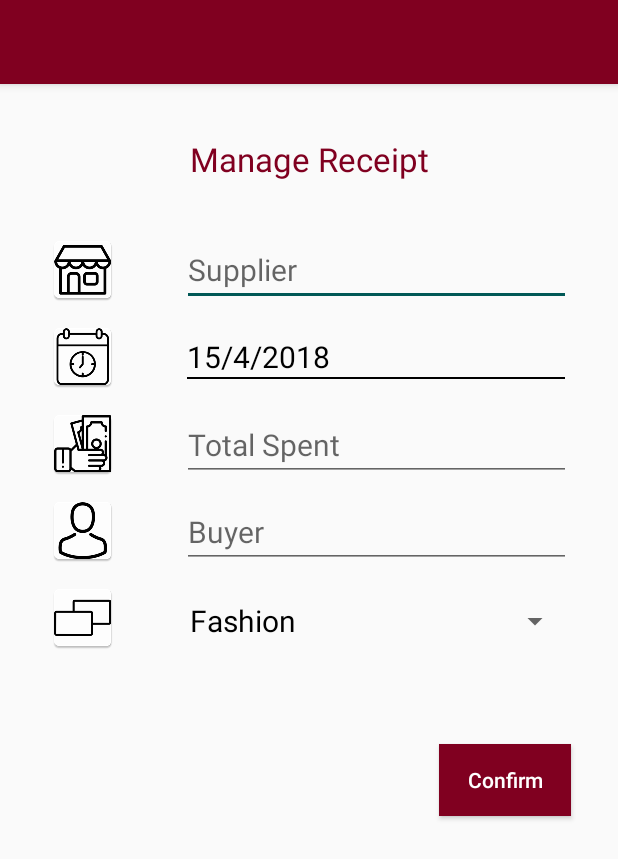
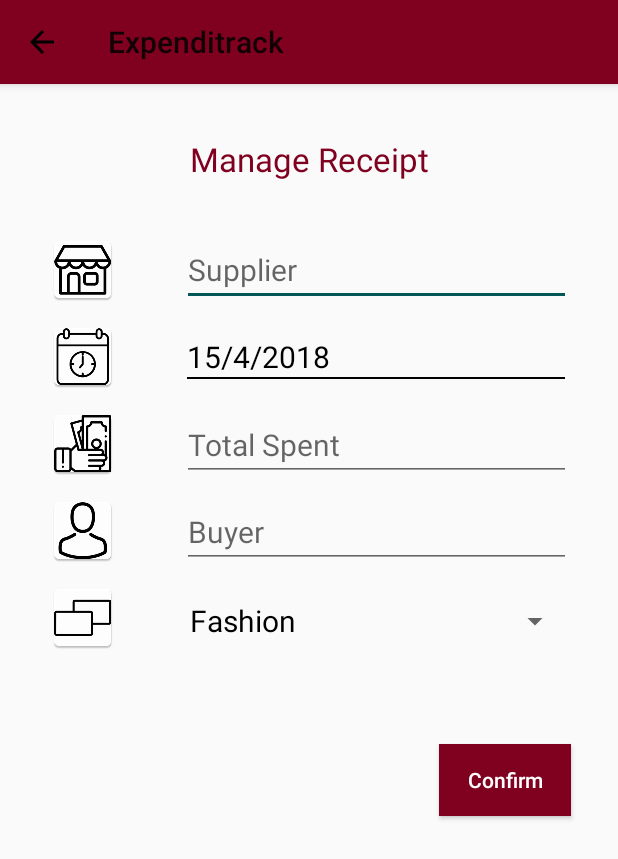
Before and after one commit to mulvaney08/Expenditrack, an Android app: the editReceipt screen opened directly, with no data from a screen before it, on a phone screen of 412 x 824 dp. Shown: the top 859 px of the screen. Run offline under Robolectric (Android 15) with nearby library versions, the phone set to English and light mode, and no system bars; our stand-ins replace Firebase (no records; nobody signed in at launch, a user with empty details on screens opened directly).

Commit message:
edit receipt added, not working 100% takes some time for edited receipt to load, sometimes have to shut app down and reload for it to work

```diff
--- a/app/src/main/java/com/expenditrack/expenditrack/ConfirmReceipt.java
+++ b/app/src/main/java/com/expenditrack/expenditrack/ConfirmReceipt.java
@@ -113,7 +113,7 @@ public class ConfirmReceipt extends AppCompatActivity {
                     public void run() {
                         Intent intent = new Intent(ConfirmReceipt.this, viewReceipts.class);
                         loading.setVisibility(View.GONE);
-                        Toast.makeText(ConfirmReceipt.this, getString(R.string.user_add_success), Toast.LENGTH_SHORT);
+                        Toast.makeText(ConfirmReceipt.this, R.string.added, Toast.LENGTH_SHORT);
                         startActivity(intent);
                     }
                 }, 3000);
--- a/app/src/main/java/com/expenditrack/expenditrack/editReceipt.java
+++ b/app/src/main/java/com/expenditrack/expenditrack/editReceipt.java
@@ -5,8 +5,11 @@ import android.app.Dialog;
 import android.app.IntentService;
 import android.content.Intent;
 import android.content.pm.ActivityInfo;
+import android.os.Handler;
+import android.support.v7.app.ActionBar;
 import android.support.v7.app.AppCompatActivity;
 import android.os.Bundle;
+import android.support.v7.widget.Toolbar;
 import android.text.Editable;
 import android.text.TextWatcher;
 import android.view.View;
@@ -14,6 +17,7 @@ import android.widget.ArrayAdapter;
 import android.widget.Button;
 import android.widget.DatePicker;
 import android.widget.EditText;
+import android.widget.ProgressBar;
 import android.widget.Spinner;
 import android.widget.TextView;
 import android.widget.Toast;
@@ -32,7 +36,6 @@ public class editReceipt extends AppCompatActivity {
     private Calendar calendar;
     private TextView dateView;
     private int year, month, day;
-    private String supplier_name;
 
     Button edit;
     private DatabaseReference mDatabase;
@@ -42,25 +45,26 @@ public class editReceipt extends AppCompatActivity {
     String id;
     Receipt oldReceipt;
 
+    ProgressBar loading;
+
+    final int extendRun = 500;
+
+    Handler handler = new Handler();
+
     @Override
     protected void onCreate(Bundle savedInstanceState) {
         super.onCreate(savedInstanceState);
         setContentView(R.layout.activity_edit_receipt);
 
-//        Main.initialiseFBase(mDatabase);
-        //Utils.initialiseFBase();
         Intent myIntent = this.getIntent();
         setRequestedOrientation(ActivityInfo.SCREEN_ORIENTATION_PORTRAIT);
 
-//
-//        supplier_name = myIntent.getStringExtra("supplier");
-//        supplier_text_field = (EditText)findViewById(R.id.supplier_name_field);
-//        supplier_text_field.setText(supplier_name);
-//        if(myIntent.hasExtra("supplier")){
-//            EditText mText = (EditText) findViewById(R.id.supplier_name_field);
-//            mText.setText(myIntent.getStringExtra("supplier"));
-//        }
+        Toolbar toolbar = findViewById(R.id.manageReceipts);
+        setSupportActionBar(toolbar);
 
+        ActionBar actionbar = getSupportActionBar();
+        actionbar.setDisplayHomeAsUpEnabled(true);
+        actionbar.setHomeAsUpIndicator(R.drawable.ic_arrow_back_black_24dp);
 
         supplier = myIntent.getStringExtra("Supplier");
         total = myIntent.getStringExtra("Total");
@@ -70,6 +74,9 @@ public class editReceipt extends AppCompatActivity {
         final EditText supplierName = findViewById(R.id.supplier_name_field);
         final EditText totalSpent = findViewById(R.id.total_spent_field);
         final EditText buyerView = findViewById(R.id.buyer_name_field);
+        loading = findViewById(R.id.loading_edit);
+        loading.setVisibility(View.GONE);
+
 
         supplierName.setText(supplier);
         totalSpent.setText(total);
@@ -83,11 +90,10 @@ public class editReceipt extends AppCompatActivity {
         day = calendar.get(Calendar.DAY_OF_MONTH);
         showDate(year, month + 1, day);
 
-        Spinner spinner = findViewById(R.id.categorySpinner);
+        final Spinner spinner = findViewById(R.id.categorySpinner);
         ArrayAdapter<CharSequence> adapter = ArrayAdapter.createFromResource(this, R.array.category_array, R.layout.category_spinner_item);
         adapter.setDropDownViewResource(android.R.layout.simple_spinner_dropdown_item);
         spinner.setAdapter(adapter);
-        //spinner.setOnItemSelectedListener();
 
         edit = findViewById(R.id.editReceipt);
 
@@ -98,17 +104,10 @@ public class editReceipt extends AppCompatActivity {
                 Utils.receiptRef.addListenerForSingleValueEvent(new ValueEventListener() {
                     @Override
                     public void onDataChange(DataSnapshot dataSnapshot) {
-                        oldReceipt = new Receipt(buyerView.getText().toString(), supplierName.getText().toString(), totalSpent.getText().toString(), dateView.getText().toString(), id);
+                        oldReceipt = new Receipt(buyerView.getText().toString(), supplierName.getText().toString(), totalSpent.getText().toString(), dateView.getText().toString(), spinner.getSelectedItem().toString(), id);
                         for (DataSnapshot snapshot : dataSnapshot.getChildren()) {
                             Utils.receiptRef.child(id).setValue(oldReceipt);
                         }
-//                        if(dataSnapshot.getValue() != null){
-//                            Utils.writeReceipt(oldReceipt,Utils.getID());
-//
-//                        } else{
-//                            writeNewReceipt(buyerView.getText().toString(),supplierName.getText().toString(),totalSpent.getText().toString(),dateView.getText().toString(), Utils.generateRandomID());
-//
-//                        }
                     }
 
                     @Override
@@ -117,24 +116,40 @@ public class editReceipt extends AppCompatActivity {
                     }
                 });
 
-                //writeNewReceipt(buyerView.getText().toString(),supplierName.getText().toString(),totalSpent.getText().toString(),dateView.getText().toString(),);
-                viewReceipts();
+                Utils.hideSoftKeyboard(getCurrentFocus(), getSystemService(INPUT_METHOD_SERVICE));
+                loading.setVisibility(View.VISIBLE);
+                Utils.receipts.clear();
+                try {
+                    Utils.loadReceipts();
+                } catch (Exception e) {
+                    Toast.makeText(editReceipt.this, R.string.cant_load, Toast.LENGTH_SHORT).show();
+                }
+                runInBG(extendRun);
+
             }
         });
 
     }
 
+    public void runInBG(final int extendRun) {
+        handler.postDelayed(new Runnable() {
+
+            @Override
+            public void run() {
+                if (Utils.receipts.size() > 0) {
+                    loading.setVisibility(View.GONE);
+                    Toast.makeText(editReceipt.this, R.string.edited, Toast.LENGTH_SHORT);
+                    viewReceipts();
+                } else {
+                    runInBG(extendRun);
+                }
+            }
+        }, 500);
+    }
+
     private void viewReceipts() {
         Intent viewReceipt = new Intent(this, viewReceipts.class);
         startActivity(viewReceipt);
-    }
-
-    private void writeNewReceipt(String username, String supplierName, String totalAmount, String timeStamp, String id, String category) {
-        Receipt r1 = new Receipt(username, supplierName, totalAmount, timeStamp, category);
-
-        Utils.writeReceipt(r1);
-//        mDatabase.child("users").child(username).child("receipts").child("item12").setValue(r1);
-//        mDatabase.child("users").child("receipts").setValue(r1);
     }
 
 
--- a/app/src/main/res/layout/activity_edit_receipt.xml
+++ b/app/src/main/res/layout/activity_edit_receipt.xml
@@ -13,7 +13,7 @@
         android:background="@color/colorPrimary">
 
         <android.support.v7.widget.Toolbar
-            android:id="@+id/viewReceiptsToolbar"
+            android:id="@+id/manageReceipts"
             android:layout_width="match_parent"
             android:layout_height="?attr/actionBarSize"
             android:background="?attr/colorPrimary"
@@ -178,4 +178,19 @@
             android:textColor="#ffffff" />
 
     </LinearLayout>
+
+    <ProgressBar
+        android:id="@+id/loading_edit"
+        android:layout_width="125dp"
+        android:layout_height="100dp"
+        android:layout_marginBottom="8dp"
+        android:layout_marginEnd="8dp"
+        android:layout_marginStart="8dp"
+        android:layout_marginTop="536dp"
+        android:indeterminate="true"
+        app:layout_constraintBottom_toBottomOf="parent"
+        app:layout_constraintEnd_toEndOf="parent"
+        app:layout_constraintStart_toStartOf="parent"
+        app:layout_constraintTop_toBottomOf="@+id/appBarLayout"
+        app:layout_constraintVertical_bias="0.0" />
 </android.support.constraint.ConstraintLayout>
--- a/app/src/main/res/values/strings.xml
+++ b/app/src/main/res/values/strings.xml
@@ -81,4 +81,7 @@
     <string name="signed_out">signed out!</string>
     <string name="problem_image">Problem with image, please try again</string>
     <string name="unable_add_user">Unable to add user</string>
+    <string name="added">Receipt Added</string>
+    <string name="edited">Receipt Edited</string>
+    <string name="cant_load">Cannot load receipts</string>
 </resources>
```
Also changed, not shown: app/src/main/java/com/expenditrack/expenditrack/Receipt.java (+13 -0 lines), app/src/main/java/com/expenditrack/expenditrack/viewReceipts.java (+17 -5 lines).
